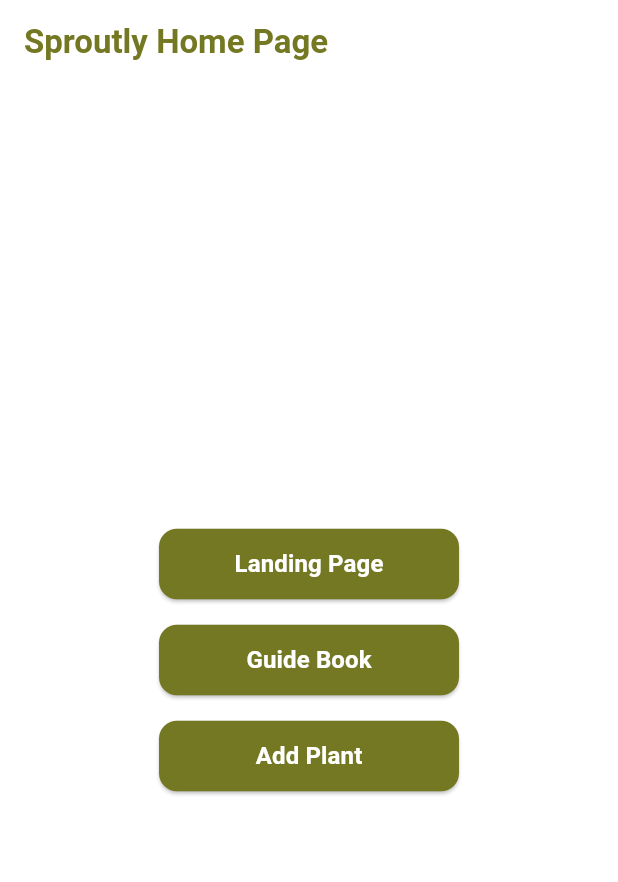
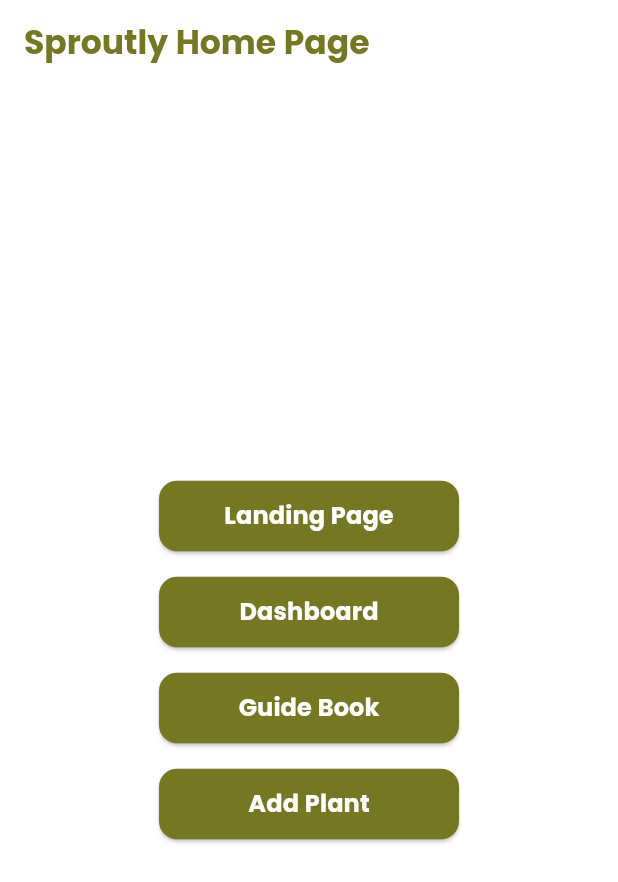
Before and after one commit to breamier/sproutly, a Flutter app: the screen it shows after launch, on a phone screen of 412 x 824 dp. Shown: the top 882 px of the screen. Run offline on Flutter 3.47's test engine with Material 3 defaults, Android fonts, the light colour scheme and no system bars; our stand-ins replace cloud_firestore, firebase_core; accounts and stored records are empty.

Commit message:
Resolve merge issues 2

```diff
--- a/lib/main.dart
+++ b/lib/main.dart
@@ -3,6 +3,7 @@
 import 'package:cloud_firestore/cloud_firestore.dart';
 import 'package:flutter/material.dart';
 import 'package:sproutly/add_plant.dart';
+import 'package:sproutly/screens/dashboard_screen.dart';
 import 'screens/landing_page.dart';
 import 'screens/guide_book.dart';
 //import 'add_plant.dart';
@@ -96,6 +97,38 @@
                 ),
               ),
             ),
+
+            const SizedBox(height: 16),
+            SizedBox(
+              width: 200,
+              child: ElevatedButton(
+                onPressed: () {
+                  Navigator.push(
+                    context,
+                    MaterialPageRoute(
+                      builder: (context) => const DashboardScreen(),
+                    ),
+                  );
+                },
+                style: ElevatedButton.styleFrom(
+                  backgroundColor: buttonColor,
+                  foregroundColor: Colors.white,
+                  padding: const EdgeInsets.symmetric(vertical: 12),
+                  shape: RoundedRectangleBorder(
+                    borderRadius: BorderRadius.circular(12),
+                  ),
+                ),
+                child: const Text(
+                  'Dashboard',
+                  style: TextStyle(
+                    fontSize: 16,
+                    fontWeight: FontWeight.bold,
+                    fontFamily: 'Poppins',
+                  ),
+                ),
+              ),
+            ),
+
             const SizedBox(height: 16),
             SizedBox(
               width: 200,
@@ -116,6 +149,7 @@
                     borderRadius: BorderRadius.circular(12),
                   ),
                 ),
+
                 child: const Text(
                   'Guide Book',
                   style: TextStyle(
--- a/lib/screens/dashboard_screen.dart
+++ b/lib/screens/dashboard_screen.dart
@@ -32,7 +32,7 @@
                 // mainAxisAlignment: MainAxisAlignment.center,
                 children: [
                   Image.asset(
-                    'assets/Sproutly_logo.png',
+                    'assets/sproutly_logo2.png',
                     height: MediaQuery.of(context).size.height * 0.1,
                   ),
                 ],
@@ -78,13 +78,13 @@
                     Expanded(
                       child: PlantThumbnail(
                         name: 'Rose',
-                        imagePath: 'assets/Rose.png',
+                        imagePath: 'assets/rose.png',
                       ),
                     ),
                     Expanded(
                       child: PlantThumbnail(
                         name: 'Hyacinth',
-                        imagePath: 'assets/Hyacinth.png',
+                        imagePath: 'assets/hyacinth.png',
                       ),
                     ),
                   ],
--- a/pubspec.yaml
+++ b/pubspec.yaml
@@ -61,11 +61,8 @@
 
   # To add assets to your application, add an assets section, like this:
   assets:
-<<<<<<< HEAD
-    - assets/Sproutly_logo.png
-    - assets/Hyacinth.png
-    - assets/Rose.png
     - assets/sproutly_logo.png
+    - assets/sproutly_logo2.png
     - assets/cactus.png
     - assets/herbs.png
     - assets/trees.png
@@ -77,7 +74,6 @@
     - assets/rose.png
     - assets/hyacinth.png
 
->>>>>>> 01adb8c221e08341edb18e868c4a8db0037a8d9f
   # An image asset can refer to one or more resolution-specific "variants", see
   # https://flutter.dev/to/resolution-aware-images
 
```
Also changed, not shown: assets/sproutly_logo2.png (added).
